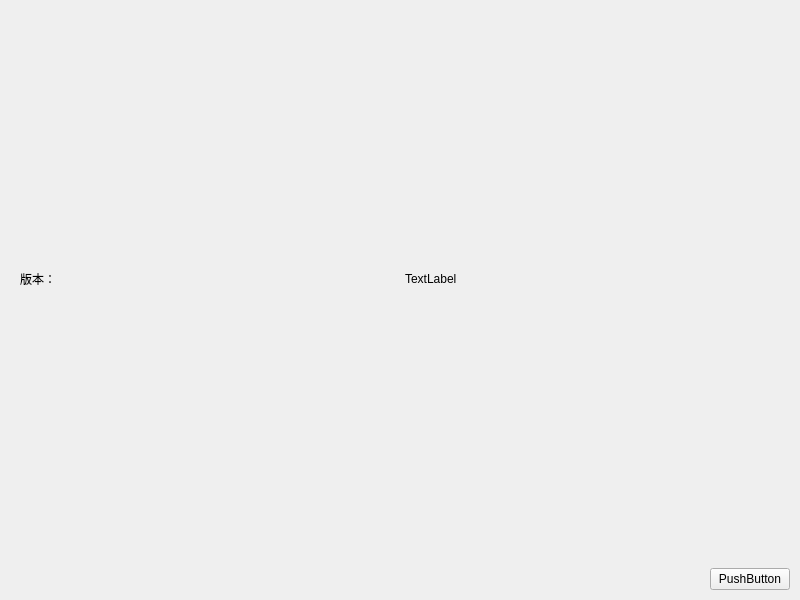
Old version of the form CustomizeDialog/AboutDialog/aboutdialog.ui in the repository binghuigeng/QtHalconVTK.
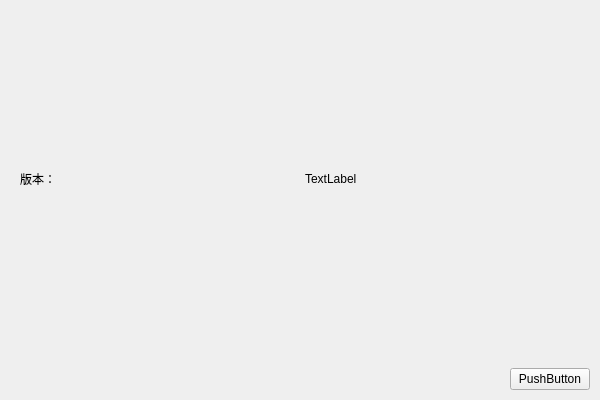
New version of the form.

Commit message: 将界面的显示尺寸修改为 1000 * 625，关于对话框的尺寸改为 600 * 400

Diff of the .ui file:
```diff
--- a/CustomizeDialog/AboutDialog/aboutdialog.ui
+++ b/CustomizeDialog/AboutDialog/aboutdialog.ui
@@ -6,14 +6,14 @@
    <rect>
     <x>0</x>
     <y>0</y>
-    <width>800</width>
-    <height>600</height>
+    <width>600</width>
+    <height>400</height>
    </rect>
   </property>
   <property name="windowTitle">
    <string>AboutDialog</string>
   </property>
-  <layout class="QVBoxLayout" name="verticalLayout" stretch="56,4">
+  <layout class="QVBoxLayout" name="verticalLayout" stretch="36,4">
    <property name="spacing">
     <number>0</number>
    </property>
```
The commit also changes 1 other file.
